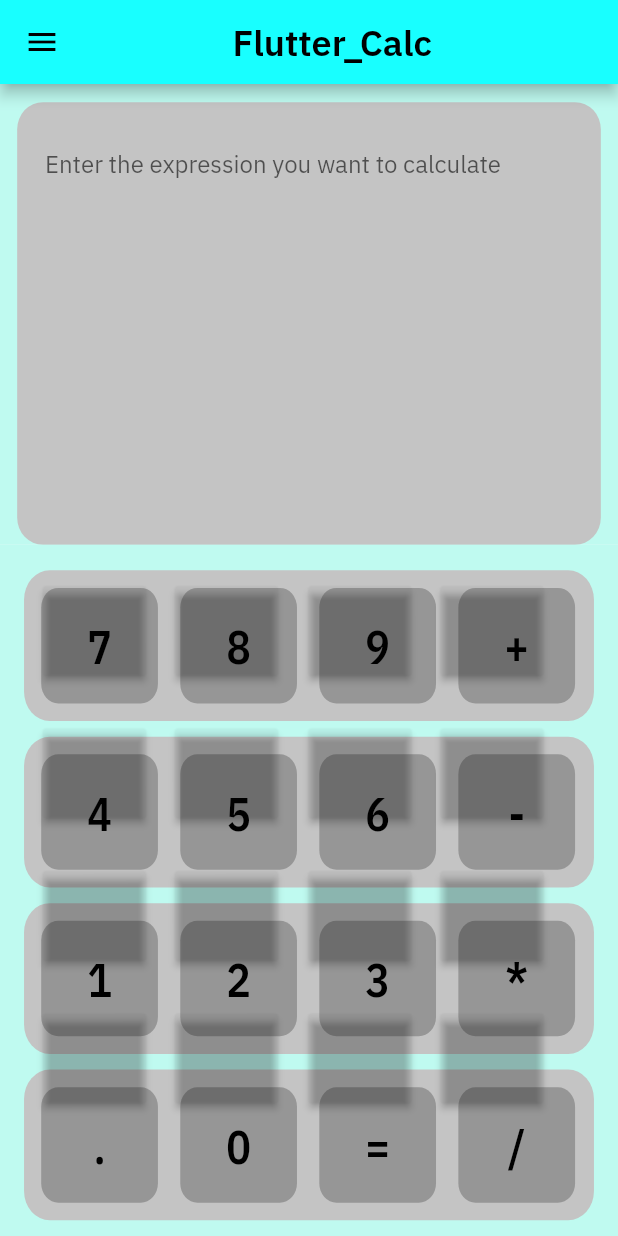
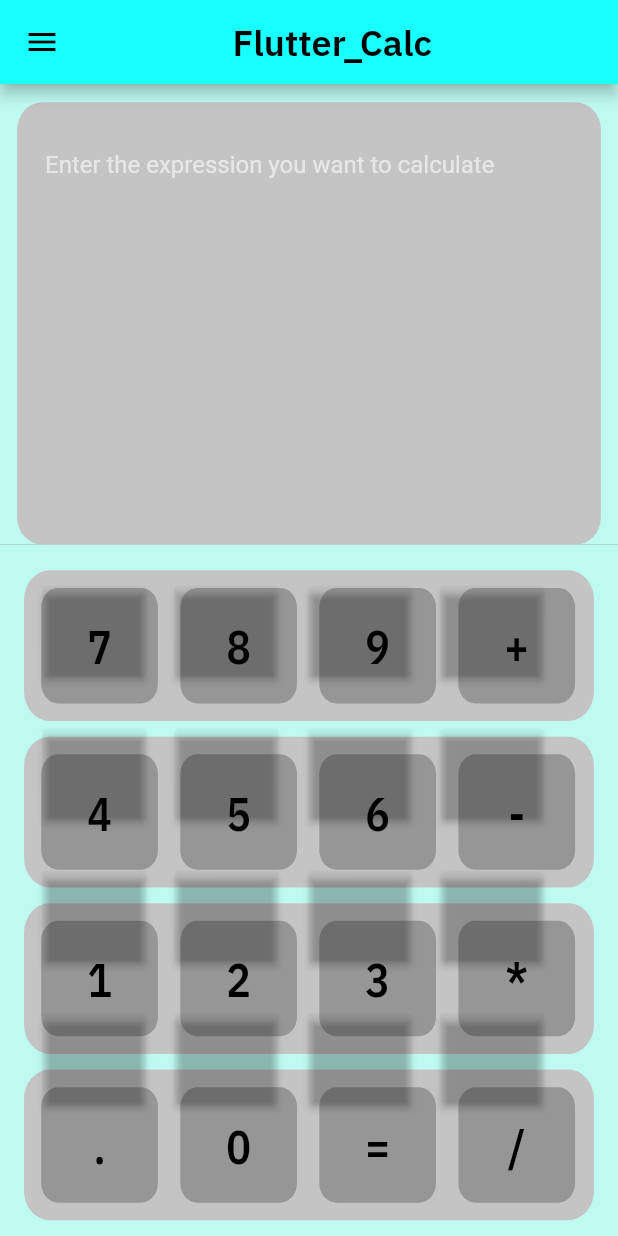
Before and after one commit to codenameakshay/flutter-calculator, a Flutter app: the screen it shows after launch, on a phone screen of 412 x 824 dp. Run offline on Flutter 3.47's test engine with Material 2 defaults, Android fonts, the phone set to English and light mode, and no system bars; our stand-ins replace dynamic_theme, shared_preferences; missing offline and left inert: day_night_switch.

Commit message:
Changed the whole theme framework

```diff
--- a/lib/main.dart
+++ b/lib/main.dart
@@ -4,37 +4,74 @@ import 'package:flutter/services.dart';
 import 'package:url_launcher/url_launcher.dart';
 import 'package:dynamic_theme/dynamic_theme.dart';
 import 'package:dynamic_theme/theme_switcher_widgets.dart';
+import 'package:provider/provider.dart';
+import 'package:shared_preferences/shared_preferences.dart';
 import './SizeConfig.dart';
+import './theming.dart';
+import 'package:day_night_switch/day_night_switch.dart';
 import 'dart:ui' as ui;
 // height: SizeConfig.safeBlockVertical * 25,
 // width: SizeConfig.safeBlockHorizontal * 55,
 
 void main() {
-  SystemChrome.setPreferredOrientations([DeviceOrientation.portraitUp])
-      .then((_) {
-    runApp(Android2());
+  // SystemChrome.setPreferredOrientations([DeviceOrientation.portraitUp])
+  //     .then((_) {
+  SharedPreferences.getInstance().then((prefs) {
+    var darkModeOn = prefs.getBool('darkMode') ?? true;
+    runApp(ChangeNotifierProvider<ThemeNotifier>(
+        create: (_) => ThemeNotifier(darkModeOn ? darkTheme : lightTheme),
+        child: Android1()));
+    // });
   });
 }
 
-class Android2 extends StatelessWidget {
+class ThemeNotifier with ChangeNotifier {
+  ThemeData _themeData;
+
+  ThemeNotifier(this._themeData);
+
+  getTheme() => _themeData;
+
+  setTheme(ThemeData themeData) async {
+    _themeData = themeData;
+    notifyListeners();
+  }
+}
+ var _darkTheme = true;
+
+class Android1 extends StatefulWidget {
+   @override
+  Android2 createState() => Android2();
+}
+
+class Android2 extends State<Android1> {
   Android2();
 
   @override
   Widget build(BuildContext context) {
-    void changeBrightness() {
-      DynamicTheme.of(context).setBrightness(
-          Theme.of(context).brightness == Brightness.dark
-              ? Brightness.light
-              : Brightness.dark);
+    // void changeBrightness() {
+    //   DynamicTheme.of(context).setBrightness(
+    //       Theme.of(context).brightness == Brightness.dark
+    //           ? Brightness.light
+    //           : Brightness.dark);
+    // }
+
+    // void changeColor() {
+    //   DynamicTheme.of(context).setThemeData(new ThemeData(
+    //       primaryColor: Theme.of(context).primaryColor == Colors.indigo
+    //           ? Colors.red
+    //           : Colors.indigo));
+    // }
+    void onThemeChanged(bool value, ThemeNotifier themeNotifier) async {
+      (value)
+          ? themeNotifier.setTheme(darkTheme)
+          : themeNotifier.setTheme(lightTheme);
+      var prefs = await SharedPreferences.getInstance();
+      prefs.setBool('darkMode', value);
     }
 
-    void changeColor() {
-      DynamicTheme.of(context).setThemeData(new ThemeData(
-          primaryColor: Theme.of(context).primaryColor == Colors.indigo
-              ? Colors.red
-              : Colors.indigo));
-    }
-
+    final themeNotifier = Provider.of<ThemeNotifier>(context);
+    _darkTheme = (themeNotifier.getTheme() == darkTheme);
     return new DynamicTheme(
       defaultBrightness: Brightness.light,
       data: (brightness) => new ThemeData(
@@ -43,10 +80,7 @@ class Android2 extends StatelessWidget {
       ),
       themedWidgetBuilder: (context, theme) {
         return MaterialApp(
-          theme: ThemeData(
-            fontFamily: 'IBM Plex Sans',
-            accentColor: Colors.deepOrangeAccent,
-          ),
+          theme: themeNotifier.getTheme(),
           home: Scaffold(
             drawer: Drawer(
               child: ListView(
@@ -72,8 +106,15 @@ class Android2 extends StatelessWidget {
                   ListTile(
                     title: Text('Change theme'),
                     leading: Icon(Icons.brightness_high),
-                    onTap: changeBrightness,
-                    onLongPress: changeColor,
+                  ),
+                  DayNightSwitch(
+                    value: _darkTheme,
+                    onChanged: (val) {
+                      setState(() {
+                        _darkTheme = val;
+                      });
+                      onThemeChanged(val, themeNotifier);
+                    },
                   ),
                   ListTile(
                     leading: Icon(Icons.open_in_browser),
--- /dev/null
+++ b/lib/theming.dart
@@ -0,0 +1,22 @@
+
+import 'package:flutter/material.dart';
+
+final darkTheme = ThemeData(
+  primarySwatch: Colors.grey,
+  primaryColor: Colors.black,
+  brightness: Brightness.dark,
+  backgroundColor: const Color(0xFF212121),
+  accentColor: Colors.white,
+  accentIconTheme: IconThemeData(color: Colors.black),
+  dividerColor: Colors.black12,
+);
+
+final lightTheme = ThemeData(
+  primarySwatch: Colors.grey,
+  primaryColor: Colors.white,
+  brightness: Brightness.light,
+  backgroundColor: const Color(0xFFE5E5E5),
+  accentColor: Colors.black,
+  accentIconTheme: IconThemeData(color: Colors.white),
+  dividerColor: Colors.white54,
+);
--- a/pubspec.yaml
+++ b/pubspec.yaml
@@ -22,6 +22,8 @@ dependencies:
 
   url_launcher: ^5.4.2
   dynamic_theme: ^1.0.1
+  provider: ^3.1.0
+  day_night_switch:
 
   # The following adds the Cupertino Icons font to your application.
   # Use with the CupertinoIcons class for iOS style icons.
```
Also changed, not shown: pubspec.lock.
